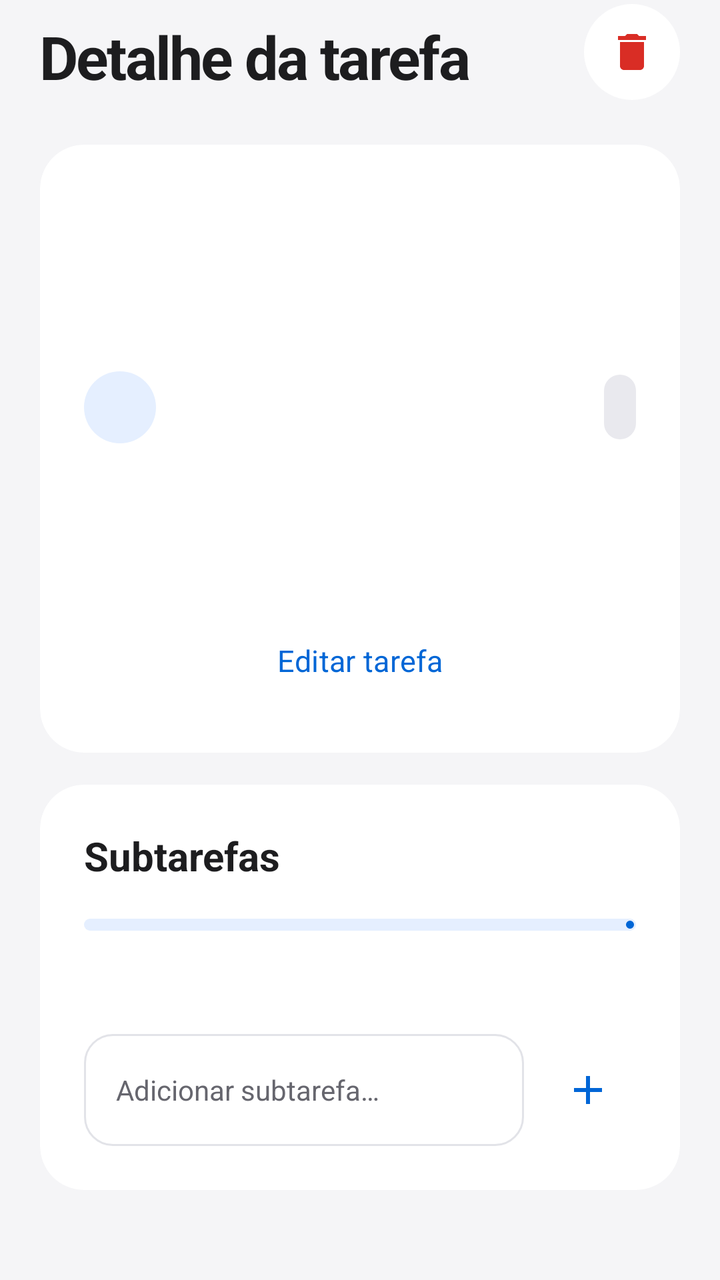
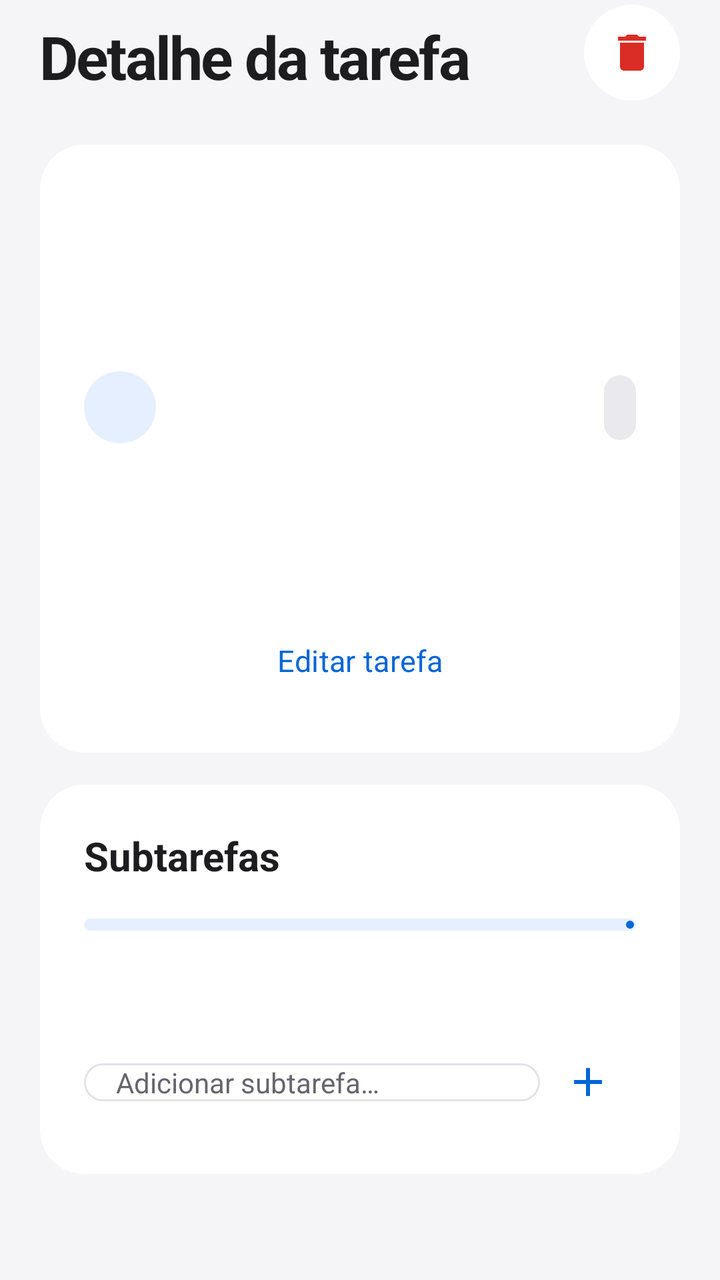

Compare the two renders of this Android layout. The source of the first and the diff that turns it into the second are given below.
<!-- AndroidManifest.xml: application theme Theme.TaskFlow -->
<!-- res/layout/activity_detalhe_tarefa.xml -->
<?xml version="1.0" encoding="utf-8"?>
<ScrollView
    xmlns:android="http://schemas.android.com/apk/res/android"
    xmlns:app="http://schemas.android.com/apk/res-auto"
    android:id="@+id/raiz"
    android:layout_width="match_parent"
    android:layout_height="match_parent"
    android:background="@color/fundo"
    android:fillViewport="true"
    android:clipToPadding="false">
    <LinearLayout
        android:layout_width="match_parent"
        android:layout_height="wrap_content"
        android:orientation="vertical"
        android:paddingStart="20dp"
        android:paddingEnd="20dp"
        android:paddingBottom="28dp">
        <LinearLayout
            android:layout_width="match_parent"
            android:layout_height="wrap_content"
            android:orientation="horizontal"
            android:gravity="center_vertical">
            <TextView
                style="@style/TituloGrande"
                android:layout_width="0dp"
                android:layout_weight="1"
                android:text="@string/detalhe_da_tarefa"
                android:textSize="30sp"/>
            <ImageButton
                android:id="@+id/botao_apagar"
                style="@style/BotaoIcone"
                android:src="@drawable/ic_lixeira"
                android:contentDescription="@string/apagar"
                app:tint="@color/vermelho"/>
        </LinearLayout>
        <ProgressBar
            android:id="@+id/loading"
            android:layout_width="28dp"
            android:layout_height="28dp"
            android:layout_gravity="center"
            android:visibility="gone"/>
        <Space android:layout_width="1dp" android:layout_height="20dp"/>
        <com.google.android.material.card.MaterialCardView
            style="@style/Cartao"
            android:layout_width="match_parent"
            android:layout_height="wrap_content">
            <LinearLayout
                android:layout_width="match_parent"
                android:layout_height="wrap_content"
                android:orientation="vertical"
                android:padding="22dp">
                <TextView android:id="@+id/detalhe_titulo" style="@style/TituloSecao" android:textSize="26sp"/>
                <TextView
                    android:id="@+id/detalhe_descricao"
                    style="@style/TextoApoio"
                    android:layout_marginTop="12dp"/>
                <Space android:layout_width="1dp" android:layout_height="24dp"/>
                <LinearLayout
                    android:layout_width="match_parent"
                    android:layout_height="wrap_content"
                    android:orientation="horizontal"
                    android:gravity="center_vertical">
                    <TextView
                        android:id="@+id/detalhe_avatar"
                        android:layout_width="36dp"
                        android:layout_height="36dp"
                        android:background="@drawable/bg_avatar"
                        android:gravity="center"
                        android:textColor="@color/roxo"
                        android:textStyle="bold"/>
                    <TextView
                        android:id="@+id/detalhe_responsavel"
                        style="@style/TextoApoio"
                        android:layout_width="0dp"
                        android:layout_weight="1"
                        android:layout_marginStart="10dp"
                        android:layout_marginEnd="8dp"/>
                    <TextView
                        android:id="@+id/detalhe_estado"
                        android:layout_width="wrap_content"
                        android:layout_height="wrap_content"
                        android:background="@drawable/bg_botao_secundario"
                        android:padding="8dp"
                        android:textSize="12sp"
                        android:textStyle="bold"/>
                </LinearLayout>
                <TextView android:id="@+id/detalhe_prazo" style="@style/TextoApoio" android:layout_marginTop="20dp"/>
                <TextView
                    android:id="@+id/detalhe_link"
                    style="@style/TextoApoio"
                    android:textColor="@color/roxo"
                    android:paddingTop="12dp"
                    android:paddingBottom="12dp"/>
                <com.google.android.material.button.MaterialButton
                    android:id="@+id/botao_editar"
                    style="@style/BotaoTexto"
                    android:text="@string/editar_tarefa"/>
            </LinearLayout>
        </com.google.android.material.card.MaterialCardView>
        <Space android:layout_width="1dp" android:layout_height="16dp"/>
        <com.google.android.material.card.MaterialCardView
            style="@style/Cartao"
            android:layout_width="match_parent"
            android:layout_height="wrap_content">
            <LinearLayout
                android:layout_width="match_parent"
                android:layout_height="wrap_content"
                android:orientation="vertical"
                android:padding="22dp">
                <TextView style="@style/TituloSecao" android:text="@string/subtarefas"/>
                <com.google.android.material.progressindicator.LinearProgressIndicator
                    android:id="@+id/barra_progresso"
                    android:layout_width="match_parent"
                    android:layout_height="wrap_content"
                    android:layout_marginTop="18dp"
                    app:indicatorColor="@color/roxo"
                    app:trackColor="@color/roxo_suave"
                    app:trackThickness="6dp"
                    app:trackCornerRadius="3dp"/>
                <TextView
                    android:id="@+id/texto_percentagem"
                    style="@style/TextoApoio"
                    android:textSize="13sp"
                    android:layout_marginTop="10dp"/>
                <androidx.recyclerview.widget.RecyclerView
                    android:id="@+id/lista_subtarefas"
                    android:layout_width="match_parent"
                    android:layout_height="wrap_content"
                    android:nestedScrollingEnabled="false"
                    android:layout_marginTop="12dp"/>
                <LinearLayout
                    android:layout_width="match_parent"
                    android:layout_height="wrap_content"
                    android:orientation="horizontal"
                    android:gravity="center_vertical"
                    android:layout_marginTop="12dp">
                    <EditText
                        android:id="@+id/campo_nova_subtarefa"
                        style="@style/Campo"
                        android:hint="@string/adicionar_subtarefa"
                        android:inputType="textCapSentences"
                        android:layout_width="0dp"
                        android:layout_weight="1"
                        android:textSize="14sp"/>
                    <ImageButton
                        android:id="@+id/botao_adicionar_subtarefa"
                        style="@style/BotaoIcone"
                        android:src="@drawable/ic_adicionar"
                        android:contentDescription="@string/adicionar_subtarefa"
                        android:layout_marginStart="8dp"/>
                </LinearLayout>
            </LinearLayout>
        </com.google.android.material.card.MaterialCardView>
    </LinearLayout>
</ScrollView>
<!-- resources referenced by this layout -->
<resources>
  <color name="fundo">#F5F5F7</color>
  <color name="roxo">#0066D6</color>
  <style name="BotaoIcone">
          <item name="android:layout_width">48dp</item>
          <item name="android:layout_height">48dp</item>
          <item name="android:background">@drawable/bg_acao</item>
          <item name="android:padding">12dp</item>
          <item name="tint">@color/roxo</item>
      </style>
  <style name="BotaoTexto" parent="Widget.Material3.Button.TextButton">
          <item name="android:layout_width">match_parent</item>
          <item name="android:layout_height">wrap_content</item>
          <item name="android:minHeight">48dp</item>
          <item name="android:textSize">15sp</item>
          <item name="android:textAllCaps">false</item>
          <item name="android:textColor">@color/roxo</item>
      </style>
  <style name="Campo">
          <item name="android:layout_width">match_parent</item>
          <item name="android:layout_height">56dp</item>
          <item name="android:background">@drawable/bg_input</item>
          <item name="android:paddingStart">16dp</item>
          <item name="android:paddingEnd">16dp</item>
          <item name="android:textColor">@color/texto</item>
          <item name="android:textColorHint">@color/texto_secundario</item>
          <item name="android:textSize">16sp</item>
          <item name="android:singleLine">true</item>
      </style>
  <style name="Cartao" parent="Widget.Material3.CardView.Elevated">
          <item name="cardBackgroundColor">@color/cartao</item>
          <item name="cardCornerRadius">22dp</item>
          <item name="cardElevation">0dp</item>
          <item name="strokeWidth">0dp</item>
      </style>
  <style name="TextoApoio">
          <item name="android:layout_width">match_parent</item>
          <item name="android:layout_height">wrap_content</item>
          <item name="android:textSize">15sp</item>
          <item name="android:lineSpacingExtra">4dp</item>
          <item name="android:textColor">@color/texto_secundario</item>
      </style>
  <style name="TituloGrande">
          <item name="android:layout_width">match_parent</item>
          <item name="android:layout_height">wrap_content</item>
          <item name="android:textSize">34sp</item>
          <item name="android:textColor">@color/texto</item>
          <item name="android:textStyle">bold</item>
          <item name="android:letterSpacing">-0.03</item>
          <item name="android:paddingTop">8dp</item>
          <item name="android:paddingBottom">4dp</item>
      </style>
  <style name="TituloSecao" parent="TextoApoio">
          <item name="android:textSize">20sp</item>
          <item name="android:textColor">@color/texto</item>
          <item name="android:textStyle">bold</item>
      </style>
  <color name="texto">#1D1D1F</color>
  <color name="cartao">#FFFFFF</color>
  <style name="ShapeAppearance.TaskFlow.Dialog" parent="ShapeAppearance.Material3.Corner.Large">
          <item name="cornerSize">24dp</item>
      </style>
  <!-- unchanged entries left out for length: 20 -->
</resources>

<!-- the commit's change to res/layout/activity_detalhe_tarefa.xml (unified diff, before → after) -->
@@ -8,148 +8,261 @@
     android:background="@color/fundo"
     android:fillViewport="true"
     android:clipToPadding="false">
-    <LinearLayout
+
+    <androidx.constraintlayout.widget.ConstraintLayout
         android:layout_width="match_parent"
         android:layout_height="wrap_content"
-        android:orientation="vertical"
-        android:paddingStart="20dp"
-        android:paddingEnd="20dp"
-        android:paddingBottom="28dp">
-        <LinearLayout
-            android:layout_width="match_parent"
+        android:paddingStart="@dimen/margem"
+        android:paddingEnd="@dimen/margem"
+        android:paddingBottom="@dimen/margem_grande">
+
+        
+        <androidx.constraintlayout.widget.ConstraintLayout
+            android:id="@+id/linha_titulo"
+            android:layout_width="0dp"
             android:layout_height="wrap_content"
-            android:orientation="horizontal"
-            android:gravity="center_vertical">
+            app:layout_constraintEnd_toEndOf="parent"
+            app:layout_constraintStart_toStartOf="parent"
+            app:layout_constraintTop_toTopOf="parent">
+
             <TextView
+                android:id="@+id/titulo_ecra"
                 style="@style/TituloGrande"
                 android:layout_width="0dp"
-                android:layout_weight="1"
+                android:layout_height="wrap_content"
                 android:text="@string/detalhe_da_tarefa"
-                android:textSize="30sp"/>
+                android:textSize="30sp"
+                app:layout_constraintBottom_toBottomOf="parent"
+                app:layout_constraintEnd_toStartOf="@id/botao_apagar"
+                app:layout_constraintStart_toStartOf="parent"
+                app:layout_constraintTop_toTopOf="parent"/>
+
             <ImageButton
                 android:id="@+id/botao_apagar"
                 style="@style/BotaoIcone"
                 android:src="@drawable/ic_lixeira"
                 android:contentDescription="@string/apagar"
-                app:tint="@color/vermelho"/>
-        </LinearLayout>
+                app:tint="@color/vermelho"
+                app:layout_constraintBottom_toBottomOf="parent"
+                app:layout_constraintEnd_toEndOf="parent"
+                app:layout_constraintTop_toTopOf="parent"/>
+        </androidx.constraintlayout.widget.ConstraintLayout>
+
+        
         <ProgressBar
             android:id="@+id/loading"
-            android:layout_width="28dp"
-            android:layout_height="28dp"
-            android:layout_gravity="center"
-            android:visibility="gone"/>
-        <Space android:layout_width="1dp" android:layout_height="20dp"/>
+            android:layout_width="@dimen/altura_indicador"
+            android:layout_height="@dimen/altura_indicador"
+            android:visibility="gone"
+            app:layout_constraintEnd_toEndOf="parent"
+            app:layout_constraintStart_toStartOf="parent"
+            app:layout_constraintTop_toBottomOf="@id/linha_titulo"/>
+
+        
         <com.google.android.material.card.MaterialCardView
+            android:id="@+id/cartao_tarefa"
             style="@style/Cartao"
-            android:layout_width="match_parent"
-            android:layout_height="wrap_content">
-            <LinearLayout
+            android:layout_width="0dp"
+            android:layout_height="wrap_content"
+            android:layout_marginTop="@dimen/margem"
+            app:layout_constraintEnd_toEndOf="parent"
+            app:layout_constraintStart_toStartOf="parent"
+            app:layout_constraintTop_toBottomOf="@id/loading">
+
+            <androidx.constraintlayout.widget.ConstraintLayout
                 android:layout_width="match_parent"
                 android:layout_height="wrap_content"
-                android:orientation="vertical"
-                android:padding="22dp">
-                <TextView android:id="@+id/detalhe_titulo" style="@style/TituloSecao" android:textSize="26sp"/>
+                android:padding="@dimen/espaco_22">
+
+                <TextView
+                    android:id="@+id/detalhe_titulo"
+                    style="@style/TituloSecao"
+                    android:layout_width="0dp"
+                    android:layout_height="wrap_content"
+                    android:textSize="26sp"
+                    app:layout_constraintEnd_toEndOf="parent"
+                    app:layout_constraintStart_toStartOf="parent"
+                    app:layout_constraintTop_toTopOf="parent"/>
+
                 <TextView
                     android:id="@+id/detalhe_descricao"
                     style="@style/TextoApoio"
-                    android:layout_marginTop="12dp"/>
-                <Space android:layout_width="1dp" android:layout_height="24dp"/>
-                <LinearLayout
-                    android:layout_width="match_parent"
-                    android:layout_height="wrap_content"
-                    android:orientation="horizontal"
-                    android:gravity="center_vertical">
-                    <TextView
-                        android:id="@+id/detalhe_avatar"
-                        android:layout_width="36dp"
-                        android:layout_height="36dp"
-                        android:background="@drawable/bg_avatar"
-                        android:gravity="center"
-                        android:textColor="@color/roxo"
-                        android:textStyle="bold"/>
-                    <TextView
-                        android:id="@+id/detalhe_responsavel"
-                        style="@style/TextoApoio"
-                        android:layout_width="0dp"
-                        android:layout_weight="1"
-                        android:layout_marginStart="10dp"
-                        android:layout_marginEnd="8dp"/>
-                    <TextView
-                        android:id="@+id/detalhe_estado"
-                        android:layout_width="wrap_content"
-                        android:layout_height="wrap_content"
-                        android:background="@drawable/bg_botao_secundario"
-                        android:padding="8dp"
-                        android:textSize="12sp"
-                        android:textStyle="bold"/>
-                </LinearLayout>
-                <TextView android:id="@+id/detalhe_prazo" style="@style/TextoApoio" android:layout_marginTop="20dp"/>
+                    android:layout_width="0dp"
+                    android:layout_height="wrap_content"
+                    android:layout_marginTop="@dimen/margem_pequena"
+                    app:layout_constraintEnd_toEndOf="parent"
+                    app:layout_constraintStart_toStartOf="parent"
+                    app:layout_constraintTop_toBottomOf="@id/detalhe_titulo"/>
+
+                
+                <TextView
+                    android:id="@+id/detalhe_avatar"
+                    android:layout_width="@dimen/avatar_pequeno"
+                    android:layout_height="@dimen/avatar_pequeno"
+                    android:layout_marginTop="@dimen/espaco_24"
+                    android:background="@drawable/bg_avatar"
+                    android:gravity="center"
+                    android:textColor="@color/roxo"
+                    android:textStyle="bold"
+                    app:layout_constraintStart_toStartOf="parent"
+                    app:layout_constraintTop_toBottomOf="@id/detalhe_descricao"/>
+
+                <TextView
+                    android:id="@+id/detalhe_responsavel"
+                    style="@style/TextoApoio"
+                    android:layout_width="0dp"
+                    android:layout_height="wrap_content"
+                    android:layout_marginStart="10dp"
+                    android:layout_marginEnd="@dimen/espaco_8"
+                    app:layout_constraintBottom_toBottomOf="@id/detalhe_avatar"
+                    app:layout_constraintEnd_toStartOf="@id/detalhe_estado"
+                    app:layout_constraintStart_toEndOf="@id/detalhe_avatar"
+                    app:layout_constraintTop_toTopOf="@id/detalhe_avatar"/>
+
+                <TextView
+                    android:id="@+id/detalhe_estado"
+                    android:layout_width="wrap_content"
+                    android:layout_height="wrap_content"
+                    android:background="@drawable/bg_botao_secundario"
+                    android:padding="@dimen/espaco_8"
+                    android:textSize="@dimen/texto_mini"
+                    android:textStyle="bold"
+                    app:layout_constraintBottom_toBottomOf="@id/detalhe_avatar"
+                    app:layout_constraintEnd_toEndOf="parent"
+                    app:layout_constraintTop_toTopOf="@id/detalhe_avatar"/>
+
+                <TextView
+                    android:id="@+id/detalhe_prazo"
+                    style="@style/TextoApoio"
+                    android:layout_width="0dp"
+                    android:layout_height="wrap_content"
+                    android:layout_marginTop="@dimen/margem"
+                    app:layout_constraintEnd_toEndOf="parent"
+                    app:layout_constraintStart_toStartOf="parent"
+                    app:layout_constraintTop_toBottomOf="@id/detalhe_avatar"/>
+
                 <TextView
                     android:id="@+id/detalhe_link"
                     style="@style/TextoApoio"
+                    android:layout_width="0dp"
+                    android:layout_height="wrap_content"
+                    android:paddingTop="@dimen/margem_pequena"
+                    android:paddingBottom="@dimen/margem_pequena"
                     android:textColor="@color/roxo"
-                    android:paddingTop="12dp"
-                    android:paddingBottom="12dp"/>
+                    app:layout_constraintEnd_toEndOf="parent"
+                    app:layout_constraintStart_toStartOf="parent"
+                    app:layout_constraintTop_toBottomOf="@id/detalhe_prazo"/>
+
                 <com.google.android.material.button.MaterialButton
                     android:id="@+id/botao_editar"
                     style="@style/BotaoTexto"
-                    android:text="@string/editar_tarefa"/>
-            </LinearLayout>
+                    android:layout_width="0dp"
+                    android:layout_height="wrap_content"
+                    android:text="@string/editar_tarefa"
+                    app:layout_constraintBottom_toBottomOf="parent"
+                    app:layout_constraintEnd_toEndOf="parent"
+                    app:layout_constraintStart_toStartOf="parent"
+                    app:layout_constraintTop_toBottomOf="@id/detalhe_link"/>
+            </androidx.constraintlayout.widget.ConstraintLayout>
         </com.google.android.material.card.MaterialCardView>
-        <Space android:layout_width="1dp" android:layout_height="16dp"/>
+
+        
         <com.google.android.material.card.MaterialCardView
+            android:id="@+id/cartao_subtarefas"
             style="@style/Cartao"
-            android:layout_width="match_parent"
-            android:layout_height="wrap_content">
-            <LinearLayout
+            android:layout_width="0dp"
+            android:layout_height="wrap_content"
+            android:layout_marginTop="@dimen/espaco_16"
+            app:layout_constraintEnd_toEndOf="parent"
+            app:layout_constraintStart_toStartOf="parent"
+            app:layout_constraintTop_toBottomOf="@id/cartao_tarefa">
+
+            <androidx.constraintlayout.widget.ConstraintLayout
                 android:layout_width="match_parent"
                 android:layout_height="wrap_content"
-                android:orientation="vertical"
-                android:padding="22dp">
-                <TextView style="@style/TituloSecao" android:text="@string/subtarefas"/>
+                android:padding="@dimen/espaco_22">
+
+                <TextView
+                    android:id="@+id/titulo_subtarefas"
+                    style="@style/TituloSecao"
+                    android:layout_width="0dp"
+                    android:layout_height="wrap_content"
+                    android:text="@string/subtarefas"
+                    app:layout_constraintEnd_toEndOf="parent"
+                    app:layout_constraintStart_toStartOf="parent"
+                    app:layout_constraintTop_toTopOf="parent"/>
+
+                
                 <com.google.android.material.progressindicator.LinearProgressIndicator
                     android:id="@+id/barra_progresso"
-                    android:layout_width="match_parent"
+                    android:layout_width="0dp"
                     android:layout_height="wrap_content"
                     android:layout_marginTop="18dp"
                     app:indicatorColor="@color/roxo"
                     app:trackColor="@color/roxo_suave"
                     app:trackThickness="6dp"
-                    app:trackCornerRadius="3dp"/>
+                    app:trackCornerRadius="3dp"
+                    app:layout_constraintEnd_toEndOf="parent"
+                    app:layout_constraintStart_toStartOf="parent"
+                    app:layout_constraintTop_toBottomOf="@id/titulo_subtarefas"/>
+
                 <TextView
                     android:id="@+id/texto_percentagem"
                     style="@style/TextoApoio"
-                    android:textSize="13sp"
-                    android:layout_marginTop="10dp"/>
+                    android:layout_width="0dp"
+                    android:layout_height="wrap_content"
+                    android:layout_marginTop="10dp"
+                    android:textSize="@dimen/texto_secundario"
+                    app:layout_constraintEnd_toEndOf="parent"
+                    app:layout_constraintStart_toStartOf="parent"
+                    app:layout_constraintTop_toBottomOf="@id/barra_progresso"/>
+
                 <androidx.recyclerview.widget.RecyclerView
                     android:id="@+id/lista_subtarefas"
-                    android:layout_width="match_parent"
-                    android:layout_height="wrap_content"
+                    android:layout_width="0dp"
+                    android:layout_height="wrap_content"
+                    android:layout_marginTop="@dimen/margem_pequena"
                     android:nestedScrollingEnabled="false"
-                    android:layout_marginTop="12dp"/>
-                <LinearLayout
-                    android:layout_width="match_parent"
-                    android:layout_height="wrap_content"
-                    android:orientation="horizontal"
-                    android:gravity="center_vertical"
-                    android:layout_marginTop="12dp">
+                    app:layout_constraintEnd_toEndOf="parent"
+                    app:layout_constraintStart_toStartOf="parent"
+                    app:layout_constraintTop_toBottomOf="@id/texto_percentagem"/>
+
+                
+                <androidx.constraintlayout.widget.ConstraintLayout
+                    android:id="@+id/linha_nova_subtarefa"
+                    android:layout_width="0dp"
+                    android:layout_height="wrap_content"
+                    android:layout_marginTop="@dimen/margem_pequena"
+                    app:layout_constraintBottom_toBottomOf="parent"
+                    app:layout_constraintEnd_toEndOf="parent"
+                    app:layout_constraintStart_toStartOf="parent"
+                    app:layout_constraintTop_toBottomOf="@id/lista_subtarefas">
+
                     <EditText
                         android:id="@+id/campo_nova_subtarefa"
                         style="@style/Campo"
+                        android:layout_width="0dp"
+                        android:layout_height="wrap_content"
                         android:hint="@string/adicionar_subtarefa"
                         android:inputType="textCapSentences"
-                        android:layout_width="0dp"
-                        android:layout_weight="1"
-                        android:textSize="14sp"/>
+                        android:textSize="14sp"
+                        app:layout_constraintBottom_toBottomOf="parent"
+                        app:layout_constraintEnd_toStartOf="@id/botao_adicionar_subtarefa"
+                        app:layout_constraintStart_toStartOf="parent"
+                        app:layout_constraintTop_toTopOf="parent"/>
+
                     <ImageButton
                         android:id="@+id/botao_adicionar_subtarefa"
                         style="@style/BotaoIcone"
+                        android:layout_marginStart="@dimen/espaco_8"
                         android:src="@drawable/ic_adicionar"
                         android:contentDescription="@string/adicionar_subtarefa"
-                        android:layout_marginStart="8dp"/>
-                </LinearLayout>
-            </LinearLayout>
+                        app:layout_constraintBottom_toBottomOf="parent"
+                        app:layout_constraintEnd_toEndOf="parent"
+                        app:layout_constraintTop_toTopOf="parent"/>
+                </androidx.constraintlayout.widget.ConstraintLayout>
+            </androidx.constraintlayout.widget.ConstraintLayout>
         </com.google.android.material.card.MaterialCardView>
-    </LinearLayout>
+
+    </androidx.constraintlayout.widget.ConstraintLayout>
 </ScrollView>
<!-- resource entries referenced after the edit -->
@@ -2,64 +2,83 @@
 <resources>
   <color name="fundo">#F5F5F7</color>
   <color name="roxo">#0066D6</color>
+  <dimen name="altura_indicador">28dp</dimen>
+  <dimen name="avatar_pequeno">36dp</dimen>
+  <dimen name="espaco_16">16dp</dimen>
+  <dimen name="espaco_22">22dp</dimen>
+  <dimen name="espaco_24">24dp</dimen>
+  <dimen name="espaco_8">8dp</dimen>
+  <dimen name="margem">20dp</dimen>
+  <dimen name="margem_grande">28dp</dimen>
+  <dimen name="margem_pequena">12dp</dimen>
+  <dimen name="texto_mini">12sp</dimen>
+  <dimen name="texto_secundario">13sp</dimen>
   <style name="BotaoIcone">
-          <item name="android:layout_width">48dp</item>
-          <item name="android:layout_height">48dp</item>
+          <item name="android:layout_width">@dimen/altura_botao_icone</item>
+          <item name="android:layout_height">@dimen/altura_botao_icone</item>
           <item name="android:background">@drawable/bg_acao</item>
-          <item name="android:padding">12dp</item>
+          <item name="android:padding">@dimen/margem_pequena</item>
           <item name="tint">@color/roxo</item>
       </style>
   <style name="BotaoTexto" parent="Widget.Material3.Button.TextButton">
           <item name="android:layout_width">match_parent</item>
           <item name="android:layout_height">wrap_content</item>
-          <item name="android:minHeight">48dp</item>
-          <item name="android:textSize">15sp</item>
+          <item name="android:minHeight">@dimen/altura_botao_icone</item>
+          <item name="android:textSize">@dimen/texto_apoio</item>
           <item name="android:textAllCaps">false</item>
           <item name="android:textColor">@color/roxo</item>
       </style>
   <style name="Campo">
           <item name="android:layout_width">match_parent</item>
-          <item name="android:layout_height">56dp</item>
+          <item name="android:layout_height">@dimen/altura_botao</item>
           <item name="android:background">@drawable/bg_input</item>
-          <item name="android:paddingStart">16dp</item>
-          <item name="android:paddingEnd">16dp</item>
+          <item name="android:paddingStart">@dimen/espaco_16</item>
+          <item name="android:paddingEnd">@dimen/espaco_16</item>
           <item name="android:textColor">@color/texto</item>
           <item name="android:textColorHint">@color/texto_secundario</item>
-          <item name="android:textSize">16sp</item>
+          <item name="android:textSize">@dimen/texto_normal</item>
           <item name="android:singleLine">true</item>
       </style>
   <style name="Cartao" parent="Widget.Material3.CardView.Elevated">
           <item name="cardBackgroundColor">@color/cartao</item>
-          <item name="cardCornerRadius">22dp</item>
+          <item name="cardCornerRadius">@dimen/raio_cartao</item>
           <item name="cardElevation">0dp</item>
           <item name="strokeWidth">0dp</item>
       </style>
   <style name="TextoApoio">
           <item name="android:layout_width">match_parent</item>
           <item name="android:layout_height">wrap_content</item>
-          <item name="android:textSize">15sp</item>
-          <item name="android:lineSpacingExtra">4dp</item>
+          <item name="android:textSize">@dimen/texto_apoio</item>
+          <item name="android:lineSpacingExtra">@dimen/espaco_4</item>
           <item name="android:textColor">@color/texto_secundario</item>
       </style>
   <style name="TituloGrande">
           <item name="android:layout_width">match_parent</item>
           <item name="android:layout_height">wrap_content</item>
-          <item name="android:textSize">34sp</item>
+          <item name="android:textSize">@dimen/texto_titulo</item>
           <item name="android:textColor">@color/texto</item>
           <item name="android:textStyle">bold</item>
           <item name="android:letterSpacing">-0.03</item>
-          <item name="android:paddingTop">8dp</item>
-          <item name="android:paddingBottom">4dp</item>
+          <item name="android:paddingTop">@dimen/espaco_8</item>
+          <item name="android:paddingBottom">@dimen/espaco_4</item>
       </style>
   <style name="TituloSecao" parent="TextoApoio">
-          <item name="android:textSize">20sp</item>
+          <item name="android:textSize">@dimen/texto_secao</item>
           <item name="android:textColor">@color/texto</item>
           <item name="android:textStyle">bold</item>
       </style>
   <color name="texto">#1D1D1F</color>
+  <dimen name="altura_botao_icone">48dp</dimen>
+  <dimen name="texto_apoio">15sp</dimen>
+  <dimen name="altura_botao">56dp</dimen>
+  <dimen name="texto_normal">16sp</dimen>
   <color name="cartao">#FFFFFF</color>
+  <dimen name="raio_cartao">22dp</dimen>
+  <dimen name="espaco_4">4dp</dimen>
+  <dimen name="texto_titulo">34sp</dimen>
+  <dimen name="texto_secao">20sp</dimen>
   <style name="ShapeAppearance.TaskFlow.Dialog" parent="ShapeAppearance.Material3.Corner.Large">
-          <item name="cornerSize">24dp</item>
+          <item name="cornerSize">@dimen/espaco_24</item>
       </style>
   <!-- unchanged entries left out for length: 20 -->
 </resources>
